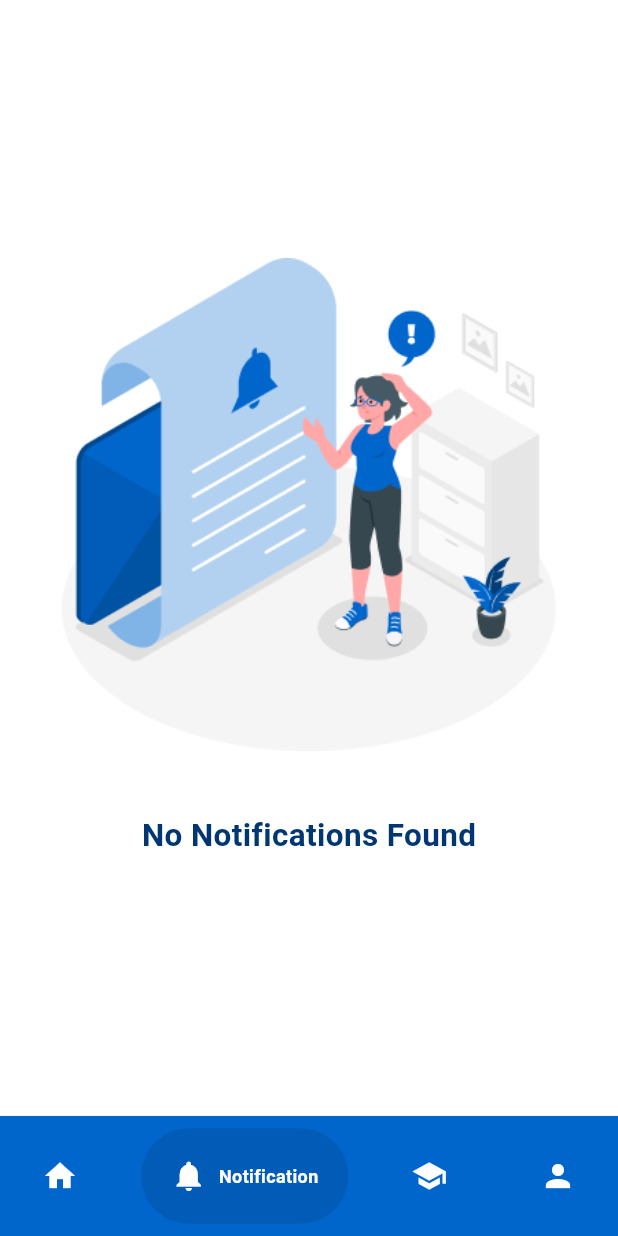
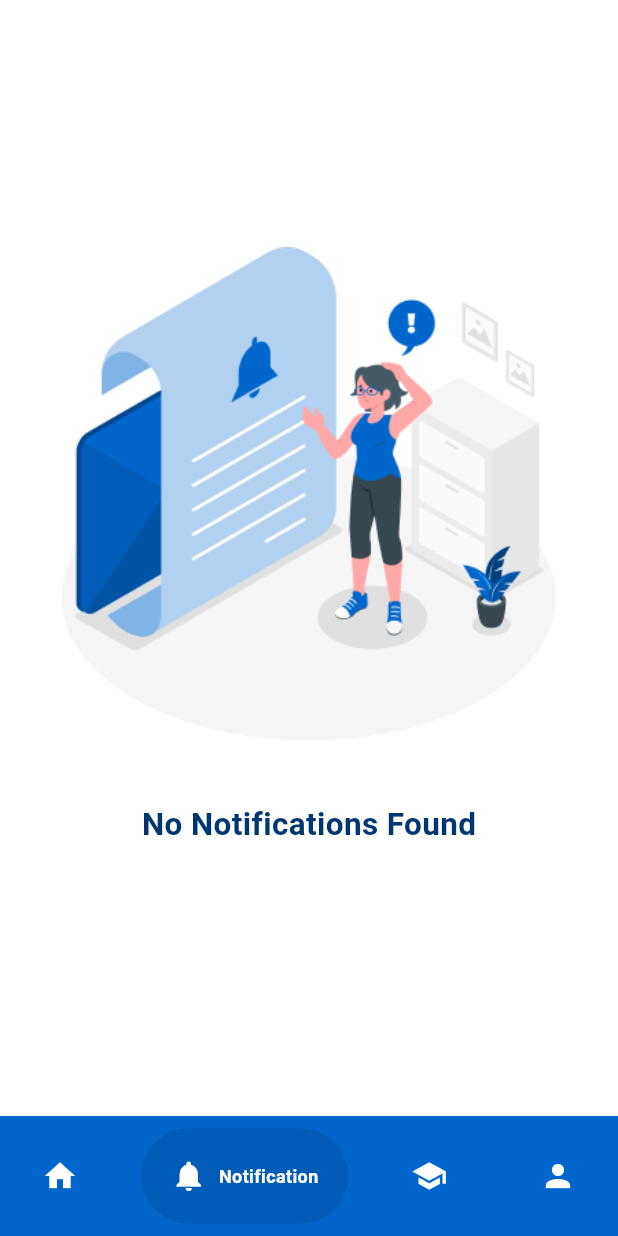
Before and after one commit to EsraaEhab153/fcit_edutrack, a Flutter app: the screen it shows after launch, item 2 of the bottom bar chosen, on a phone screen of 412 x 824 dp. Run offline on Flutter 3.47's test engine with Material 3 defaults, Android fonts, the phone set to English and light mode, and no system bars; drawn by our look-alikes of google_nav_bar; our stand-ins replace animated_splash_screen, google_fonts, lottie, page_transition.

Commit message:
make the notifications screen scrollable

```diff
--- a/lib/screens/home_screen/notifications_screen.dart
+++ b/lib/screens/home_screen/notifications_screen.dart
@@ -6,11 +6,15 @@ class NotificationsScreen extends StatelessWidget {
 
   @override
   Widget build(BuildContext context) {
-    return Padding(
+    return SingleChildScrollView(
+      child: Padding(
         padding: EdgeInsets.all(MediaQuery.of(context).size.width * 0.1),
         child: Column(
           mainAxisAlignment: MainAxisAlignment.center,
           children: [
+            SizedBox(
+              height: MediaQuery.of(context).size.width * 0.3,
+            ),
             Image.asset('assets/images/notification_logo.png',
                 width: MediaQuery.of(context).size.width * 0.8),
             SizedBox(
@@ -22,6 +26,7 @@ class NotificationsScreen extends StatelessWidget {
             ),
           ],
         ),
+      ),
     );
   }
 }
```
Lines whose indentation alone changed are shown as unchanged.
